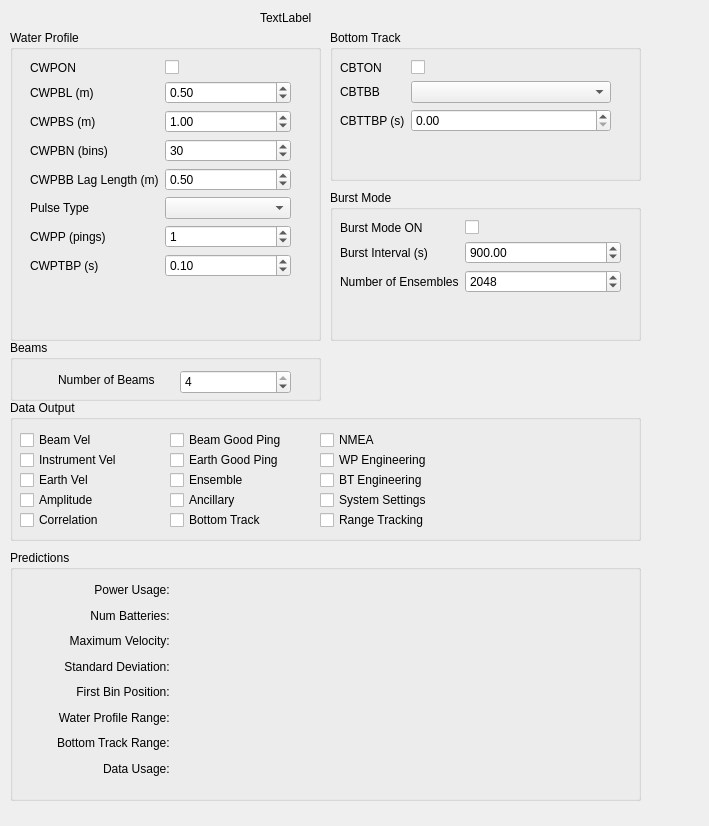
Old version of the form Frontend/qt/Predictor/subsystem_view.ui in the repository ricorx7/rti_python.
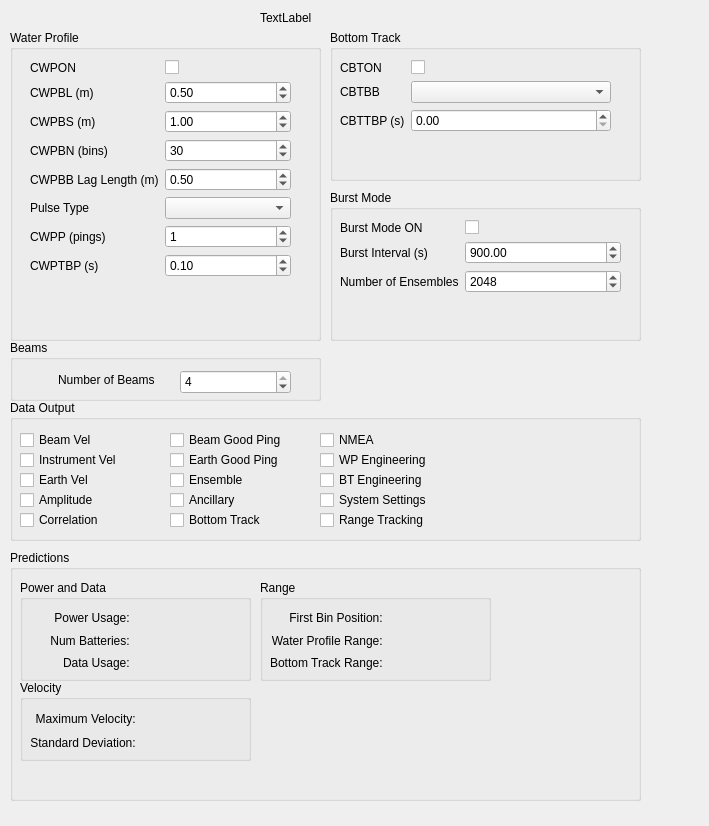
New version of the form.

Commit message: Plot magnitude data using Bokeh and Seaborn

The edit to the form file:
```diff
--- a/Frontend/qt/Predictor/subsystem_view.ui
+++ b/Frontend/qt/Predictor/subsystem_view.ui
@@ -531,17 +531,39 @@
    <property name="title">
     <string>Predictions</string>
    </property>
+   <widget class="QGroupBox" name="groupBox_7">
+    <property name="geometry">
+     <rect>
+      <x>250</x>
+      <y>30</y>
+      <width>231</width>
+      <height>101</height>
+     </rect>
+    </property>
+    <property name="title">
+     <string>Range</string>
+    </property>
    <widget class="QWidget" name="">
     <property name="geometry">
      <rect>
-      <x>20</x>
+       <x>10</x>
       <y>30</y>
-      <width>291</width>
-      <height>198</height>
-     </rect>
-    </property>
-    <layout class="QGridLayout" name="gridLayout_2">
-     <item row="6" column="0">
+       <width>211</width>
+       <height>61</height>
+      </rect>
+     </property>
+     <layout class="QGridLayout" name="gridLayout_3">
+      <item row="1" column="0">
+       <widget class="QLabel" name="label_25">
+        <property name="text">
+         <string>Water Profile Range: </string>
+        </property>
+        <property name="alignment">
+         <set>Qt::AlignRight|Qt::AlignTrailing|Qt::AlignVCenter</set>
+        </property>
+       </widget>
+      </item>
+      <item row="2" column="0">
       <widget class="QLabel" name="label_27">
        <property name="text">
         <string>Bottom Track Range: </string>
@@ -551,7 +573,122 @@
        </property>
       </widget>
      </item>
-     <item row="7" column="1">
+      <item row="2" column="1">
+       <widget class="QLabel" name="btRangeLabel">
+        <property name="text">
+         <string/>
+        </property>
+       </widget>
+      </item>
+      <item row="1" column="1">
+       <widget class="QLabel" name="wpRangeLabel">
+        <property name="text">
+         <string/>
+        </property>
+       </widget>
+      </item>
+      <item row="0" column="0">
+       <widget class="QLabel" name="label_23">
+        <property name="text">
+         <string>First Bin Position: </string>
+        </property>
+        <property name="alignment">
+         <set>Qt::AlignRight|Qt::AlignTrailing|Qt::AlignVCenter</set>
+        </property>
+       </widget>
+      </item>
+      <item row="0" column="1">
+       <widget class="QLabel" name="firstBinPosLabel">
+        <property name="text">
+         <string/>
+        </property>
+       </widget>
+      </item>
+     </layout>
+    </widget>
+   </widget>
+   <widget class="QGroupBox" name="groupBox_8">
+    <property name="geometry">
+     <rect>
+      <x>10</x>
+      <y>130</y>
+      <width>231</width>
+      <height>81</height>
+     </rect>
+    </property>
+    <property name="title">
+     <string>Velocity</string>
+    </property>
+    <widget class="QWidget" name="">
+     <property name="geometry">
+      <rect>
+       <x>10</x>
+       <y>30</y>
+       <width>211</width>
+       <height>41</height>
+      </rect>
+     </property>
+     <layout class="QGridLayout" name="gridLayout">
+      <item row="0" column="0">
+       <widget class="QLabel" name="label_19">
+        <property name="text">
+         <string>Maximum Velocity: </string>
+        </property>
+        <property name="alignment">
+         <set>Qt::AlignRight|Qt::AlignTrailing|Qt::AlignVCenter</set>
+        </property>
+       </widget>
+      </item>
+      <item row="0" column="1">
+       <widget class="QLabel" name="maxVelLabel">
+        <property name="text">
+         <string/>
+        </property>
+       </widget>
+      </item>
+      <item row="1" column="0">
+       <widget class="QLabel" name="label_21">
+        <property name="text">
+         <string>Standard Deviation: </string>
+        </property>
+        <property name="alignment">
+         <set>Qt::AlignRight|Qt::AlignTrailing|Qt::AlignVCenter</set>
+        </property>
+       </widget>
+      </item>
+      <item row="1" column="1">
+       <widget class="QLabel" name="stdLabel">
+        <property name="text">
+         <string/>
+        </property>
+       </widget>
+      </item>
+     </layout>
+    </widget>
+   </widget>
+   <widget class="QGroupBox" name="groupBox_9">
+    <property name="geometry">
+     <rect>
+      <x>10</x>
+      <y>30</y>
+      <width>231</width>
+      <height>101</height>
+     </rect>
+    </property>
+    <property name="title">
+     <string>Power and Data</string>
+    </property>
+    <widget class="QWidget" name="">
+     <property name="geometry">
+      <rect>
+       <x>10</x>
+       <y>30</y>
+       <width>211</width>
+       <height>61</height>
+      </rect>
+     </property>
+     <layout class="QGridLayout" name="gridLayout_2">
+      <item row="2" column="1">
       <widget class="QLabel" name="dataUsageLabel">
        <property name="text">
         <string/>
@@ -575,33 +712,6 @@
        </property>
       </widget>
      </item>
-     <item row="3" column="0">
-      <widget class="QLabel" name="label_21">
-       <property name="text">
-        <string>Standard Deviation: </string>
-       </property>
-       <property name="alignment">
-        <set>Qt::AlignRight|Qt::AlignTrailing|Qt::AlignVCenter</set>
-       </property>
-      </widget>
-     </item>
-     <item row="5" column="1">
-      <widget class="QLabel" name="wpRangeLabel">
-       <property name="text">
-        <string/>
-       </property>
-      </widget>
-     </item>
-     <item row="2" column="0">
-      <widget class="QLabel" name="label_19">
-       <property name="text">
-        <string>Maximum Velocity: </string>
-       </property>
-       <property name="alignment">
-        <set>Qt::AlignRight|Qt::AlignTrailing|Qt::AlignVCenter</set>
-       </property>
-      </widget>
-     </item>
      <item row="0" column="1">
       <widget class="QLabel" name="powerLabel">
        <property name="text">
@@ -609,20 +719,6 @@
        </property>
       </widget>
      </item>
-     <item row="6" column="1">
-      <widget class="QLabel" name="btRangeLabel">
-       <property name="text">
-        <string/>
-       </property>
-      </widget>
-     </item>
-     <item row="2" column="1">
-      <widget class="QLabel" name="maxVelLabel">
-       <property name="text">
-        <string/>
-       </property>
-      </widget>
-     </item>
      <item row="0" column="0">
       <widget class="QLabel" name="label_16">
        <property name="sizePolicy">
@@ -639,24 +735,7 @@
        </property>
       </widget>
      </item>
-     <item row="5" column="0">
-      <widget class="QLabel" name="label_25">
-       <property name="text">
-        <string>Water Profile Range: </string>
-       </property>
-       <property name="alignment">
-        <set>Qt::AlignRight|Qt::AlignTrailing|Qt::AlignVCenter</set>
-       </property>
-      </widget>
-     </item>
-     <item row="3" column="1">
-      <widget class="QLabel" name="stdLabel">
-       <property name="text">
-        <string/>
-       </property>
-      </widget>
-     </item>
-     <item row="7" column="0">
+      <item row="2" column="0">
       <widget class="QLabel" name="label_29">
        <property name="text">
         <string>Data Usage: </string>
@@ -666,24 +745,8 @@
        </property>
       </widget>
      </item>
-     <item row="4" column="0">
-      <widget class="QLabel" name="label_23">
-       <property name="text">
-        <string>First Bin Position: </string>
-       </property>
-       <property name="alignment">
-        <set>Qt::AlignRight|Qt::AlignTrailing|Qt::AlignVCenter</set>
-       </property>
-      </widget>
-     </item>
-     <item row="4" column="1">
-      <widget class="QLabel" name="firstBinPosLabel">
-       <property name="text">
-        <string/>
-       </property>
-      </widget>
-     </item>
-    </layout>
+     </layout>
+    </widget>
    </widget>
    <zorder>label_16</zorder>
    <zorder>label_18</zorder>
```
Left out of the diff: 11 changed lines with no effect on the pictures. Lines whose indentation alone changed are shown as unchanged. The commit also changes 7 other files.
